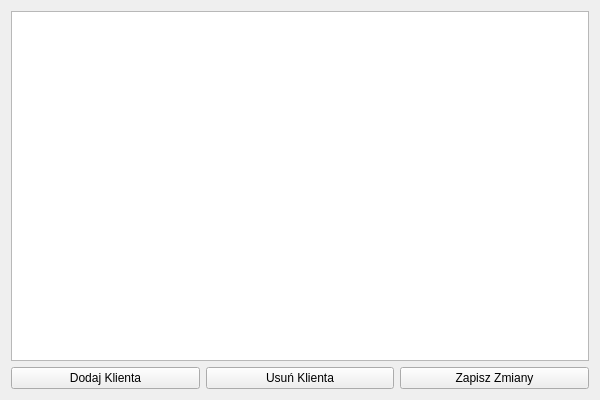
Before: the Qt Designer form clients.ui in dash205/Projekt_Fryzjer, drawn with Qt 5.
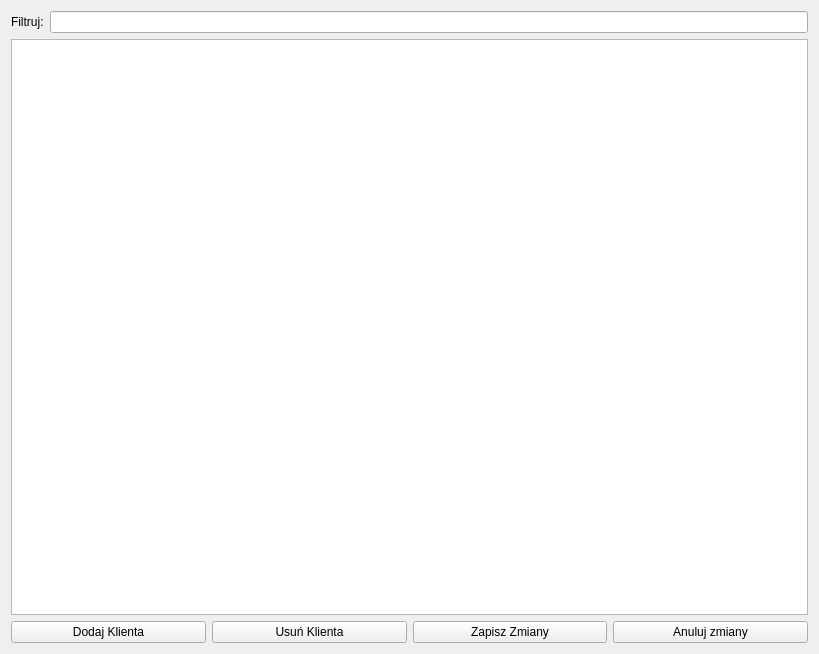
After: the same form once the commit is applied.

```diff
--- a/clients.ui
+++ b/clients.ui
@@ -6,14 +6,28 @@
    <rect>
     <x>0</x>
     <y>0</y>
-    <width>600</width>
-    <height>400</height>
+    <width>819</width>
+    <height>654</height>
    </rect>
   </property>
   <property name="windowTitle">
    <string>Klienci</string>
   </property>
   <layout class="QVBoxLayout" name="verticalLayout">
+   <item>
+    <layout class="QHBoxLayout" name="horizontalLayout_2">
+     <item>
+      <widget class="QLabel" name="label">
+       <property name="text">
+        <string>Filtruj:</string>
+       </property>
+      </widget>
+     </item>
+     <item>
+      <widget class="QLineEdit" name="lineEditSearch"/>
+     </item>
+    </layout>
+   </item>
    <item>
     <widget class="QTableView" name="tableView"/>
    </item>
@@ -31,7 +45,16 @@
      </item>
      <item>
       <widget class="QPushButton" name="btnSave">
-       <property name="text"><string>Zapisz Zmiany</string></property>
+       <property name="text">
+        <string>Zapisz Zmiany</string>
+       </property>
+      </widget>
+     </item>
+     <item>
+      <widget class="QPushButton" name="btnRevert">
+       <property name="text">
+        <string>Anuluj zmiany</string>
+       </property>
       </widget>
      </item>
     </layout>
```
Left out of the diff: 10 changed lines with no effect on the pictures.
